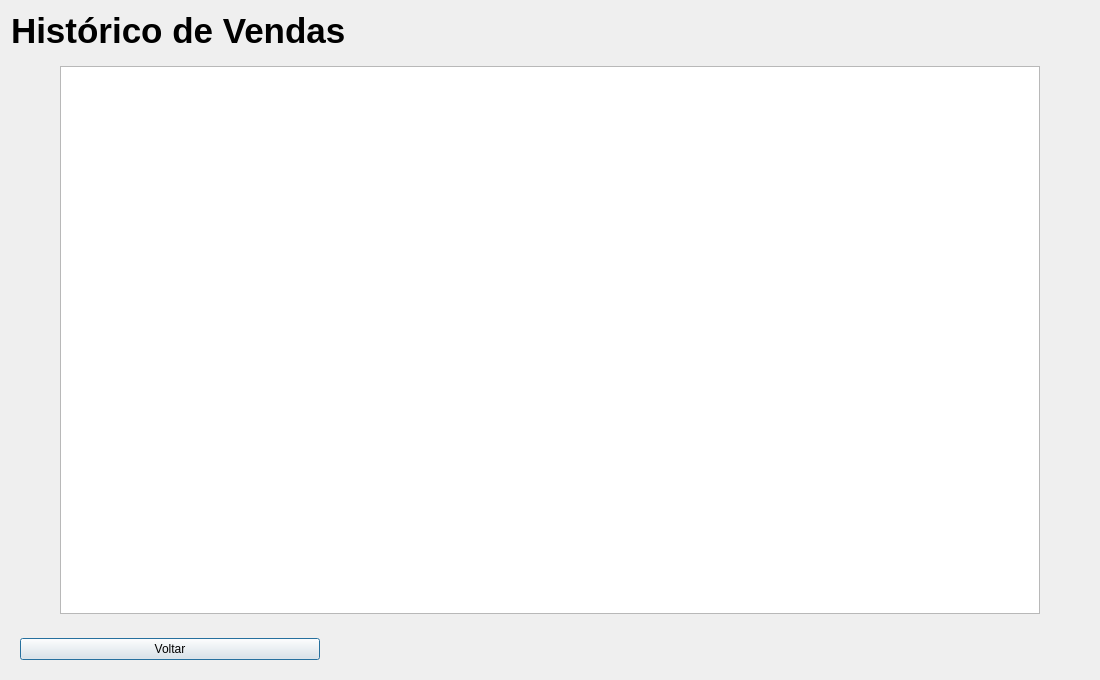
Old version of the form telalistagemvendas.ui in the repository EduardoHaagP/ProjetoPOO.
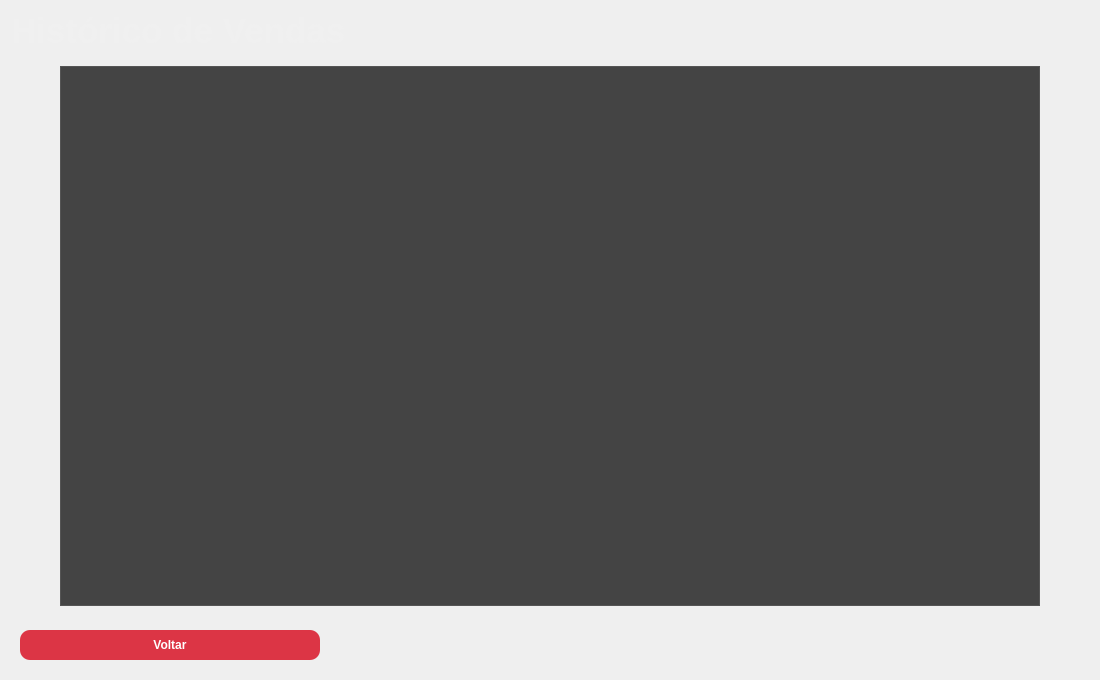
New version of the form.

What changed in the file:
```diff
--- a/telalistagemvendas.ui
+++ b/telalistagemvendas.ui
@@ -13,6 +13,81 @@
   <property name="windowTitle">
    <string>Listagem de Vendas</string>
   </property>
+  <property name="styleSheet">
+   <string notr="true">/* === FUNDO DA TELA E SEÇÕES === */
+QDialog[objectName=&quot;TelaListagemVendas&quot;] {
+    background-color: #252525; /* Fundo secundário (mais claro) */
+}
+
+/* === TEXTOS (LABELS) === */
+QLabel {
+    color: #F0F0F0;
+    background-color: transparent;
+}
+/* Título principal da tela */
+QLabel[objectName=&quot;txt&quot;] {
+    font-size: 26pt;
+    font-weight: bold;
+}
+
+/* === TABELA === */
+QTableWidget {
+    background-color: #444444;
+    color: #F0F0F0;
+    gridline-color: #555555;
+    alternate-background-color: #3A3A3A;
+    border: 1px solid #555555; /* Borda da tabela */
+}
+QHeaderView::section {
+    background-color: #555555;
+    color: white;
+    padding: 4px;
+    border: 1px solid #333333;
+}
+
+/* === BOTAO DE ACAO (VERMELHO) === */
+QPushButton#botVoltar {
+    background-color: #DC3545;
+    color: white;
+    border-radius: 10px;
+    padding: 8px;
+    font-weight: bold;
+}
+QPushButton#botVoltar:hover { background-color: #C82333; }
+QPushButton#botVoltar:pressed { background-color: #A71D2A; }
+
+
+/* === BARRAS DE ROLAGEM (Scrollbar) === */
+QScrollBar:vertical {
+    border: none;
+    background-color: #303030; /* Fundo da barra */
+    width: 14px;
+    margin: 15px 0 15px 0;
+}
+QScrollBar::handle:vertical {
+    background-color: #666666; /* Cor do &quot;pegador&quot; */
+    min-height: 30px;
+    border-radius: 7px;
+}
+QScrollBar::add-line:vertical, QScrollBar::sub-line:vertical {
+    height: 0px; /* Esconde as setas */
+}
+
+QScrollBar:horizontal {
+    border: none;
+    background-color: #303030;
+    height: 14px;
+    margin: 0 15px 0 15px;
+}
+QScrollBar::handle:horizontal {
+    background-color: #666666;
+    min-width: 30px;
+    border-radius: 7px;
+}
+QScrollBar::add-line:horizontal, QScrollBar::sub-line:horizontal {
+    width: 0px;
+}</string>
+  </property>
   <layout class="QVBoxLayout" name="verticalLayout">
    <item>
     <widget class="QLabel" name="txt">
```
